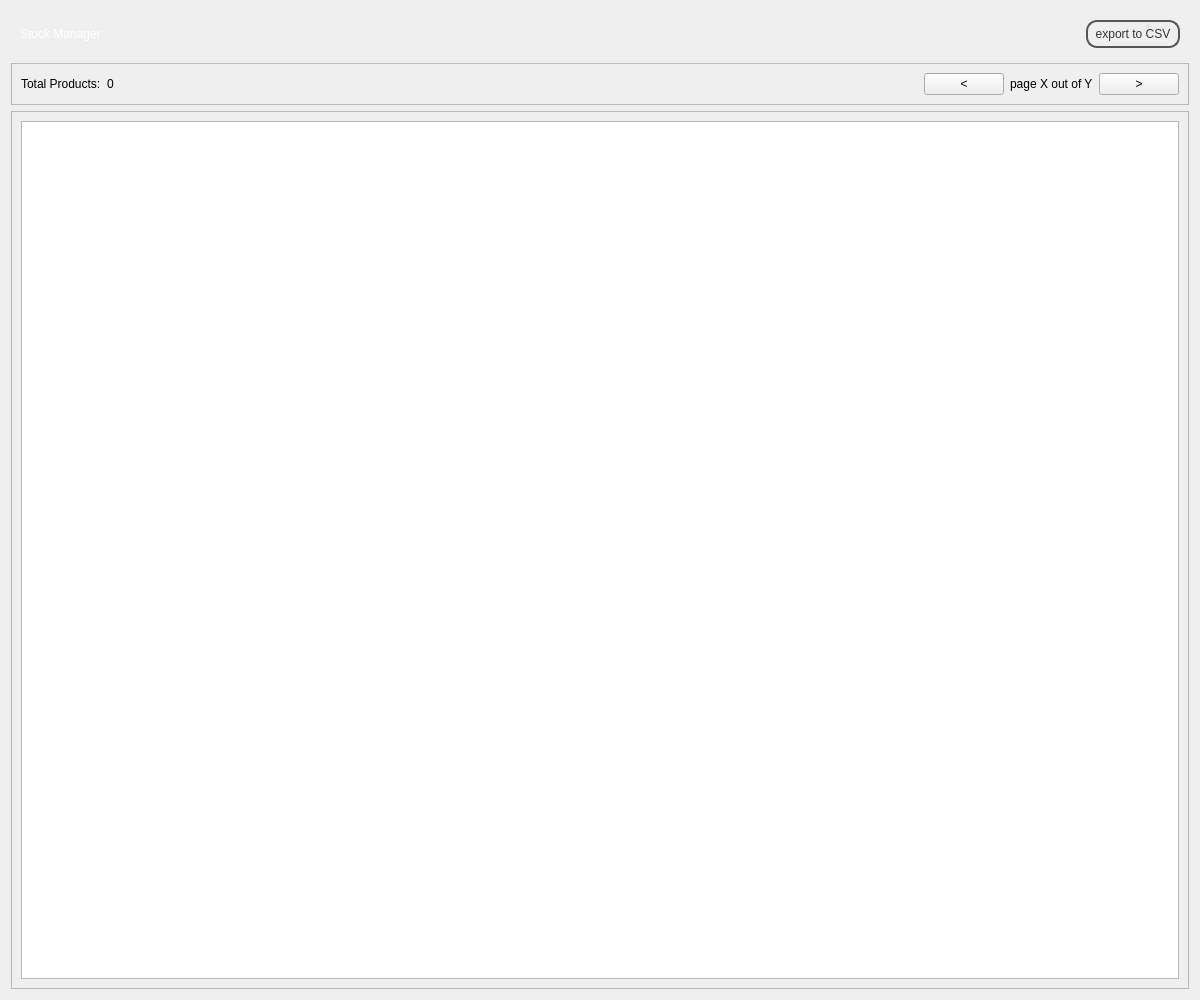
The window that penyamanager/admin/stockmanagementwindow.ui (eguzki/penyamanager) describes before a commit, drawn with Qt 5.
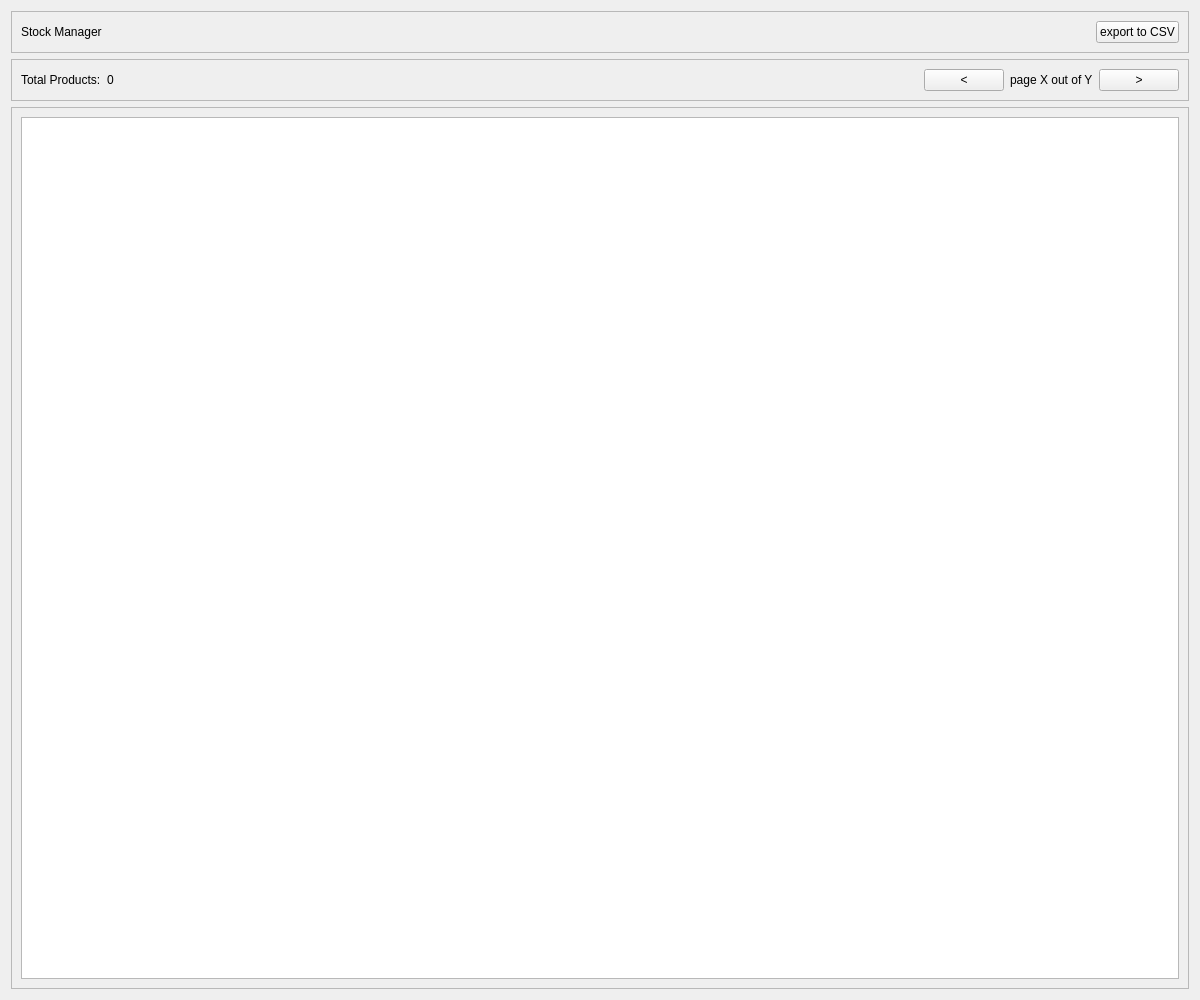
The same window after the commit.

What changed in the file:
```diff
--- a/penyamanager/admin/stockmanagementwindow.ui
+++ b/penyamanager/admin/stockmanagementwindow.ui
@@ -14,7 +14,7 @@
    <string>Form</string>
   </property>
   <property name="styleSheet">
-   <string notr="true">#topFrame {
+   <string notr="true">/*#topFrame {
 border: none;
 background: qlineargradient(x1: 0, y1: 0, x2: 0, y2: 1,
 stop: 0 #a6a6a6, stop: 0.08 #7f7f7f,
@@ -53,7 +53,7 @@
 fx: 0.4, fy: -0.1,
 radius: 1.35, stop: 0 #fff, stop: 1 #ddd);
 }
-</string>
+*/</string>
   </property>
   <layout class="QVBoxLayout" name="verticalLayout">
    <item>
```
